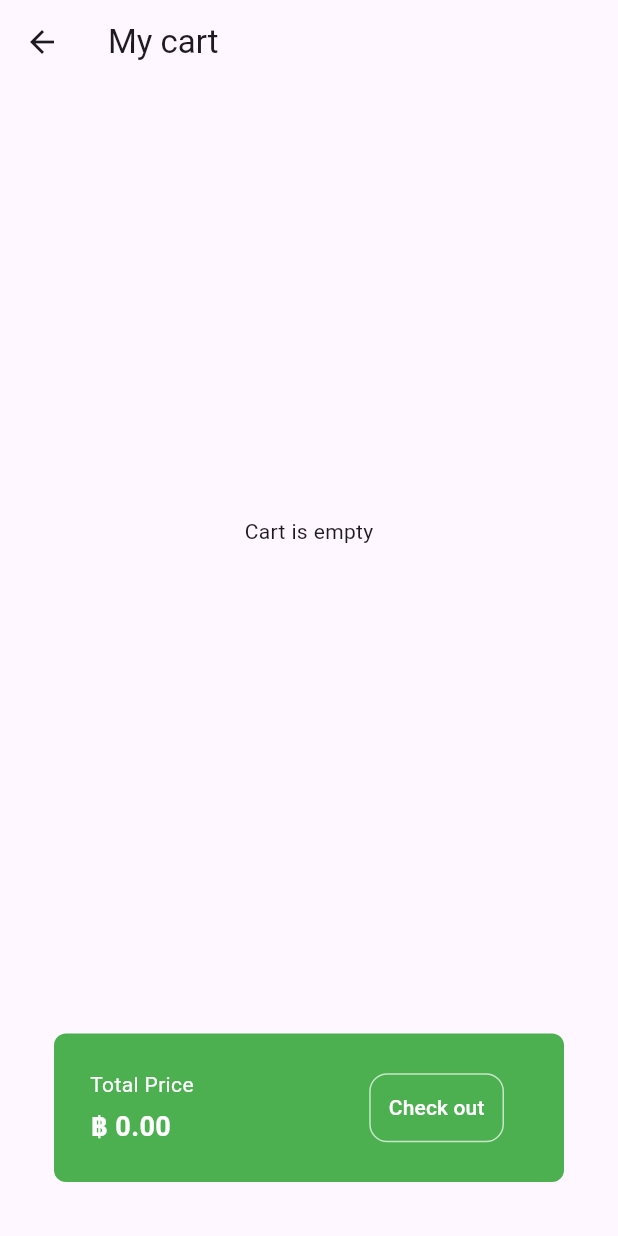
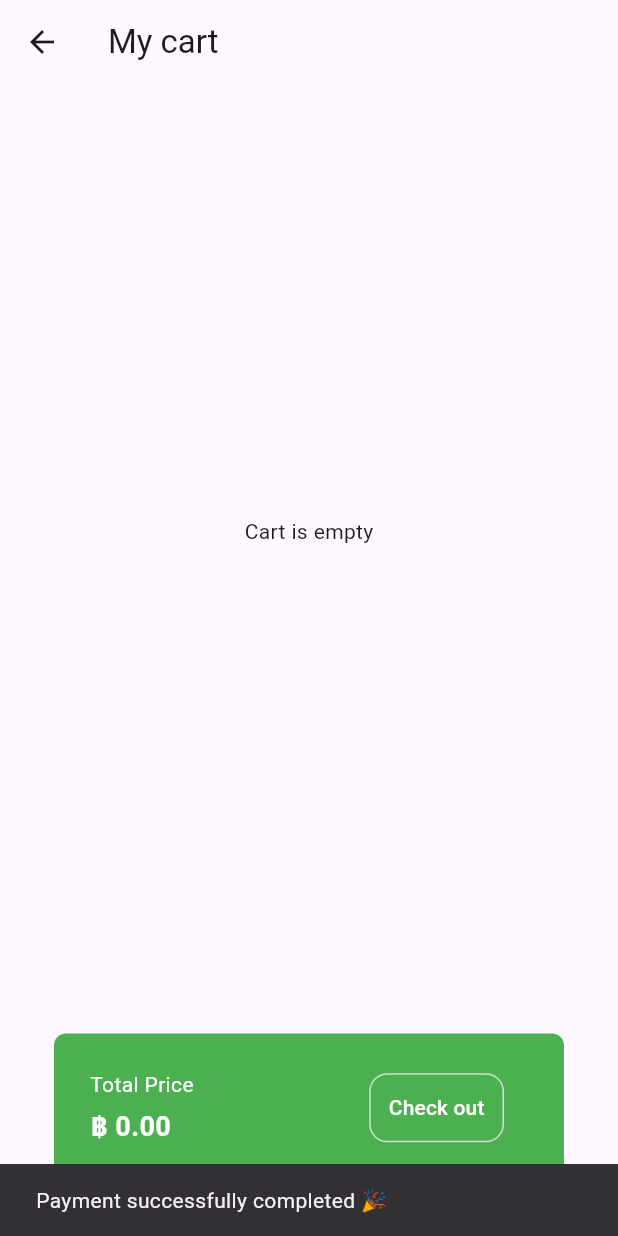
Before and after one commit to alohadancemeow/mini_grocery_store, a Flutter app: the CartPage screen opened by its route, after a tap on "Check out", on a phone screen of 412 x 824 dp. Run offline on Flutter 3.47's test engine with Material 3 defaults, Android fonts, the phone set to English and light mode, and no system bars; our stand-ins replace cloud_firestore, firebase_core, firebase_storage, google_fonts; accounts and stored records are empty.

Commit message:
✅ checkout

```diff
--- a/lib/components/my_floating_button.dart
+++ b/lib/components/my_floating_button.dart
@@ -29,7 +29,7 @@ class MyFloatingButton extends StatelessWidget {
             ),
 
             // show badge
-            snapshot.hasData
+            snapshot.data!.docs.isNotEmpty
                 ? Container(
                     padding: const EdgeInsets.all(5),
                     constraints: const BoxConstraints(
--- a/lib/pages/cart_page.dart
+++ b/lib/pages/cart_page.dart
@@ -116,7 +116,18 @@ class CartPage extends StatelessWidget {
                         ],
                       ),
                       MaterialButton(
-                        onPressed: () {},
+                        onPressed: () {
+                          firestore.clearCart();
+
+                          SnackBar mySnackBar = const SnackBar(
+                            content: Text("Payment successfully completed 🎉"),
+                            duration: Duration(seconds: 1),
+                          );
+
+                          ScaffoldMessenger.of(context).removeCurrentSnackBar();
+                          ScaffoldMessenger.of(context)
+                              .showSnackBar(mySnackBar);
+                        },
                         child: Container(
                           decoration: BoxDecoration(
                             border: Border.all(color: Colors.green.shade100),
--- a/lib/pages/home_page.dart
+++ b/lib/pages/home_page.dart
@@ -117,7 +117,7 @@ class _HomePageState extends State<HomePage> {
                             );
 
                             SnackBar mySnackBar = SnackBar(
-                              content: Text("${items[index].name} added"),
+                              content: Text("${items[index]['name']} added"),
                               duration: const Duration(seconds: 1),
                             );
 
--- a/lib/services/firestore.dart
+++ b/lib/services/firestore.dart
@@ -40,6 +40,15 @@ class FirestoreService {
     });
   }
 
+  // DELETE ALL ITMES IN CART
+  Future<void> clearCart() async {
+    QuerySnapshot cartItems = await cartRef.get();
+
+    cartItems.docs.forEach((document) async {
+      await cartRef.doc(document.id).delete();
+    });
+  }
+
   // GET IMAGE PATH
   Future<String?> getImageUrlFromFirebaseStorage(String imagePath) async {
     try {
```
